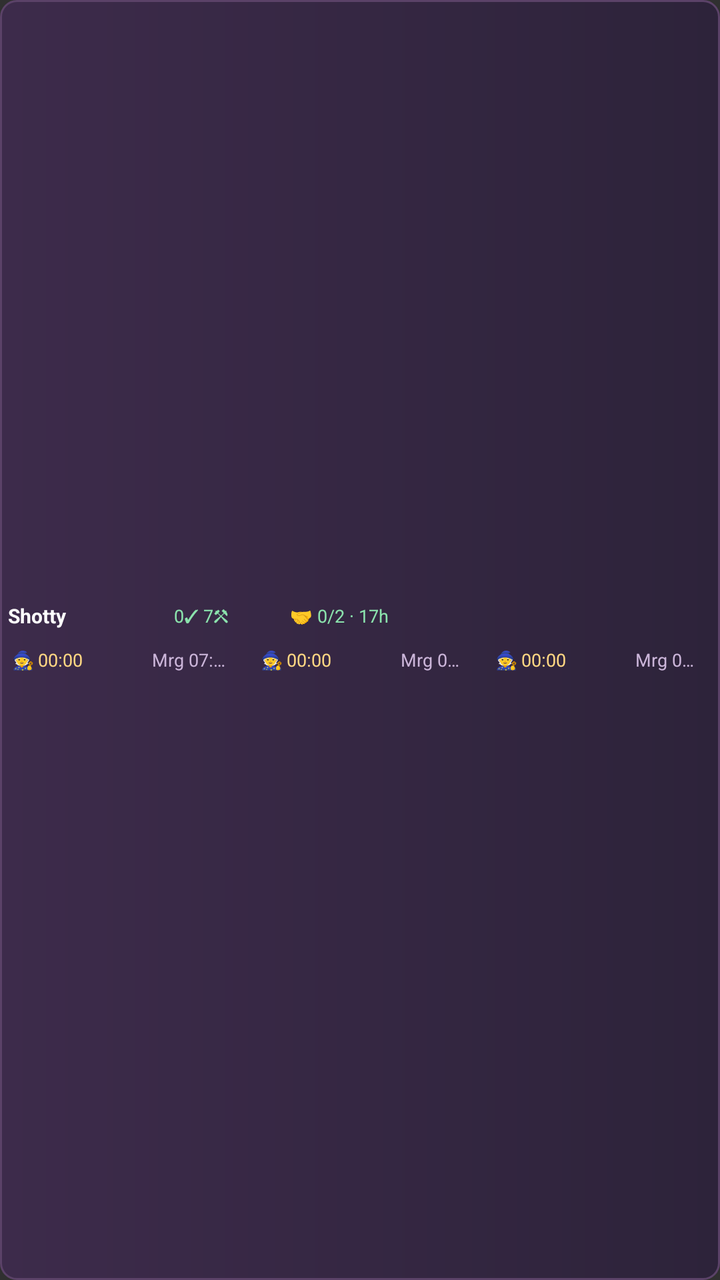
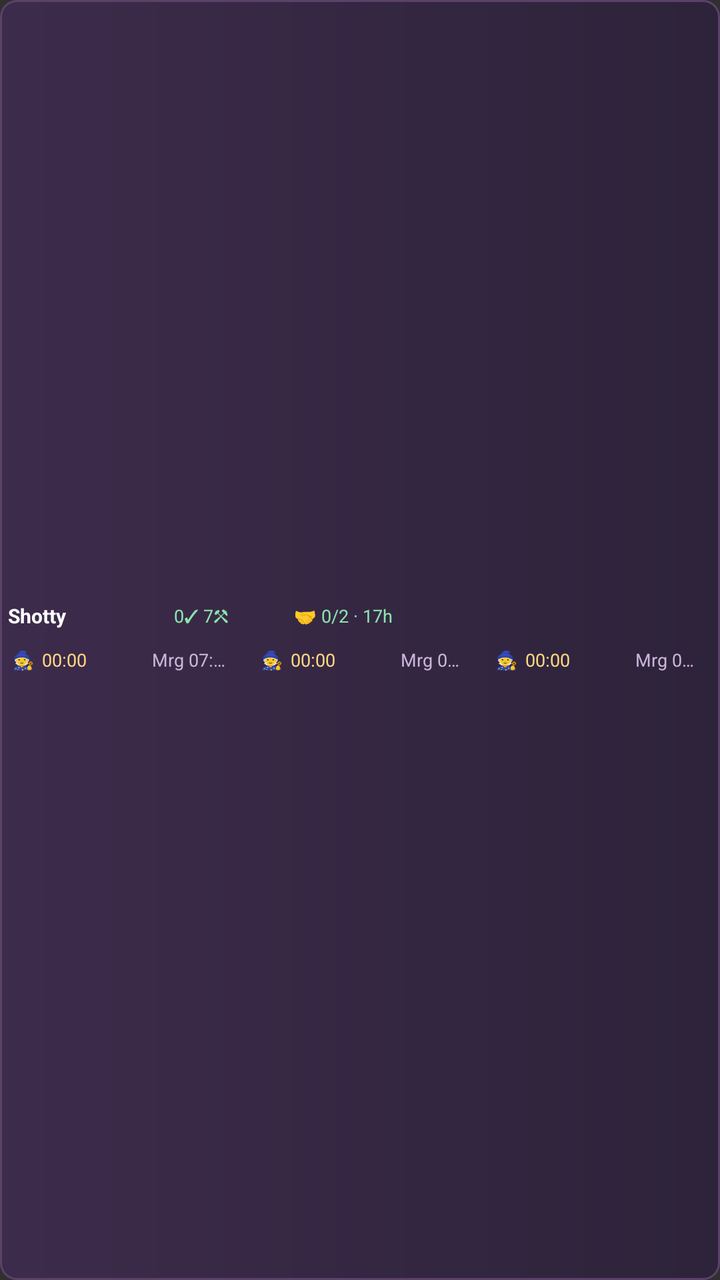

Screens rendered from an Android XML layout before and after an edit, with the pre-edit source and the edit as a unified diff.
<!-- AndroidManifest.xml: application theme android:Theme.Material.NoActionBar -->
<!-- res/layout/widget_all_timers_account_compact.xml -->
<?xml version="1.0" encoding="utf-8"?>
<LinearLayout xmlns:android="http://schemas.android.com/apk/res/android"
 android:id="@+id/all_account_row" android:layout_width="match_parent"
 android:layout_height="47dp"
 android:layout_marginBottom="1dp" android:paddingLeft="4dp"
 android:paddingRight="4dp" android:gravity="center_vertical"
 android:orientation="vertical"
 android:background="@drawable/widget_row_background"><LinearLayout android:layout_width="match_parent"
 android:layout_height="21dp" android:orientation="horizontal" android:gravity="center_vertical">
 <TextView android:id="@+id/all_account_name" android:layout_width="83dp"
  android:layout_height="match_parent" android:gravity="left|center_vertical"
  android:text="Shotty" android:textColor="#FFFFFF" android:textSize="10sp"
  android:textStyle="bold" android:singleLine="true" android:ellipsize="end"/>
 <TextView android:id="@+id/all_account_builders" android:layout_width="58dp"
  android:layout_height="match_parent" android:gravity="left|center_vertical"
  android:text="0✓ 7⚒" android:textColor="#8BE3AD"
  android:textSize="9sp" android:singleLine="true"/>
 <TextView android:id="@+id/all_account_helpers"
  android:layout_width="0dp" android:layout_weight="1"
  android:layout_height="match_parent" android:gravity="center_vertical"
  android:text="🤝 0/2 · 17h" android:textColor="#8BE3AD" android:textSize="9sp"
  android:singleLine="true" android:ellipsize="end"/>
 </LinearLayout>
 <LinearLayout android:layout_width="match_parent" android:layout_height="24dp"
  android:orientation="horizontal" android:gravity="center_vertical" android:baselineAligned="false">
 <LinearLayout android:id="@+id/all_slot_0_group" android:layout_width="0dp" android:layout_weight="1"
  android:layout_height="match_parent" android:orientation="horizontal"
  android:gravity="center_vertical" android:baselineAligned="false"
  android:paddingLeft="2dp" android:paddingRight="5dp">
  <TextView android:id="@+id/all_slot_0_icon" android:layout_width="13dp"
   android:layout_height="match_parent" android:gravity="center_vertical"
   android:text="🧙" android:textColor="#D6BCEA" android:textSize="9sp"
   android:includeFontPadding="false"/>
  <TextView android:id="@+id/all_slot_0_ready" android:layout_width="32dp"
   android:layout_height="match_parent" android:gravity="left|center_vertical"
   android:text="1 ✓" android:textColor="#8BE3AD" android:textSize="9sp"
   android:singleLine="true" android:visibility="gone"
   android:includeFontPadding="false"/>
  <Chronometer android:id="@+id/all_slot_0_clock" android:layout_width="55dp"
   android:layout_height="match_parent" android:gravity="left|center_vertical"
   android:text="03:12:15" android:textColor="#FFD783" android:textSize="9sp"
   android:singleLine="true" android:includeFontPadding="false"/>
  <TextView android:id="@+id/all_slot_0_idle" android:layout_width="55dp"
   android:layout_height="match_parent" android:gravity="left|center_vertical"
   android:text="—" android:textColor="#CBB5D9" android:textSize="9sp"
   android:singleLine="true" android:visibility="gone"
   android:includeFontPadding="false"/>
  <TextView android:id="@+id/all_slot_0_end" android:layout_width="0dp"
   android:layout_weight="1" android:layout_height="match_parent"
   android:gravity="left|center_vertical" android:layout_marginLeft="2dp"
   android:text="Mrg 07:29" android:textColor="#CBB5D9"
   android:textSize="9sp" android:includeFontPadding="false"
   android:singleLine="true" android:ellipsize="end"/>
 </LinearLayout><LinearLayout android:id="@+id/all_slot_1_group" android:layout_width="0dp" android:layout_weight="1"
  android:layout_height="match_parent" android:orientation="horizontal"
  android:gravity="center_vertical" android:baselineAligned="false"
  android:paddingLeft="9dp" android:paddingRight="5dp">
  <TextView android:id="@+id/all_slot_1_icon" android:layout_width="13dp"
   android:layout_height="match_parent" android:gravity="center_vertical"
   android:text="🧙" android:textColor="#D6BCEA" android:textSize="9sp"
   android:includeFontPadding="false"/>
  <TextView android:id="@+id/all_slot_1_ready" android:layout_width="32dp"
   android:layout_height="match_parent" android:gravity="left|center_vertical"
   android:text="1 ✓" android:textColor="#8BE3AD" android:textSize="9sp"
   android:singleLine="true" android:visibility="gone"
   android:includeFontPadding="false"/>
  <Chronometer android:id="@+id/all_slot_1_clock" android:layout_width="55dp"
   android:layout_height="match_parent" android:gravity="left|center_vertical"
   android:text="03:12:15" android:textColor="#FFD783" android:textSize="9sp"
   android:singleLine="true" android:includeFontPadding="false"/>
  <TextView android:id="@+id/all_slot_1_idle" android:layout_width="55dp"
   android:layout_height="match_parent" android:gravity="left|center_vertical"
   android:text="—" android:textColor="#CBB5D9" android:textSize="9sp"
   android:singleLine="true" android:visibility="gone"
   android:includeFontPadding="false"/>
  <TextView android:id="@+id/all_slot_1_end" android:layout_width="0dp"
   android:layout_weight="1" android:layout_height="match_parent"
   android:gravity="left|center_vertical" android:layout_marginLeft="2dp"
   android:text="Mrg 07:29" android:textColor="#CBB5D9"
   android:textSize="9sp" android:includeFontPadding="false"
   android:singleLine="true" android:ellipsize="end"/>
 </LinearLayout><LinearLayout android:id="@+id/all_slot_2_group" android:layout_width="0dp" android:layout_weight="1"
  android:layout_height="match_parent" android:orientation="horizontal"
  android:gravity="center_vertical" android:baselineAligned="false"
  android:paddingLeft="9dp" android:paddingRight="5dp">
  <TextView android:id="@+id/all_slot_2_icon" android:layout_width="13dp"
   android:layout_height="match_parent" android:gravity="center_vertical"
   android:text="🧙" android:textColor="#D6BCEA" android:textSize="9sp"
   android:includeFontPadding="false"/>
  <TextView android:id="@+id/all_slot_2_ready" android:layout_width="32dp"
   android:layout_height="match_parent" android:gravity="left|center_vertical"
   android:text="1 ✓" android:textColor="#8BE3AD" android:textSize="9sp"
   android:singleLine="true" android:visibility="gone"
   android:includeFontPadding="false"/>
  <Chronometer android:id="@+id/all_slot_2_clock" android:layout_width="55dp"
   android:layout_height="match_parent" android:gravity="left|center_vertical"
   android:text="03:12:15" android:textColor="#FFD783" android:textSize="9sp"
   android:singleLine="true" android:includeFontPadding="false"/>
  <TextView android:id="@+id/all_slot_2_idle" android:layout_width="55dp"
   android:layout_height="match_parent" android:gravity="left|center_vertical"
   android:text="—" android:textColor="#CBB5D9" android:textSize="9sp"
   android:singleLine="true" android:visibility="gone"
   android:includeFontPadding="false"/>
  <TextView android:id="@+id/all_slot_2_end" android:layout_width="0dp"
   android:layout_weight="1" android:layout_height="match_parent"
   android:gravity="left|center_vertical" android:layout_marginLeft="2dp"
   android:text="Mrg 07:29" android:textColor="#CBB5D9"
   android:textSize="9sp" android:includeFontPadding="false"
   android:singleLine="true" android:ellipsize="end"/>
 </LinearLayout>
 </LinearLayout></LinearLayout>
<!-- resources referenced by this layout -->
<resources>
  <!-- drawable widget_row_background (drawable) -->
  <?xml version="1.0" encoding="utf-8"?>
  <shape xmlns:android="http://schemas.android.com/apk/res/android" android:shape="rectangle">
   <gradient android:angle="0" android:startColor="#3D2B4B" android:endColor="#2D233A"/>
   <stroke android:width="1dp" android:color="#5B4268"/>
   <corners android:radius="8dp"/>
  </shape>
</resources>

<!-- the commit's change to res/layout/widget_all_timers_account_compact.xml (unified diff, before → after) -->
@@ -15,11 +15,13 @@
   android:layout_height="match_parent" android:gravity="left|center_vertical"
   android:text="0✓ 7⚒" android:textColor="#8BE3AD"
   android:textSize="9sp" android:singleLine="true"/>
+ <FrameLayout android:layout_width="0dp" android:layout_weight="1" android:layout_height="match_parent">
  <TextView android:id="@+id/all_account_helpers"
-  android:layout_width="0dp" android:layout_weight="1"
-  android:layout_height="match_parent" android:gravity="center_vertical"
+  android:layout_width="wrap_content"
+  android:layout_height="wrap_content" android:layout_gravity="start|center_vertical" android:gravity="center_vertical" android:paddingStart="2dp" android:paddingEnd="2dp" android:paddingTop="1dp" android:paddingBottom="1dp"
   android:text="🤝 0/2 · 17h" android:textColor="#8BE3AD" android:textSize="9sp"
   android:singleLine="true" android:ellipsize="end"/>
+ </FrameLayout>
  </LinearLayout>
  <LinearLayout android:layout_width="match_parent" android:layout_height="24dp"
   android:orientation="horizontal" android:gravity="center_vertical" android:baselineAligned="false">
@@ -36,10 +38,12 @@
    android:text="1 ✓" android:textColor="#8BE3AD" android:textSize="9sp"
    android:singleLine="true" android:visibility="gone"
    android:includeFontPadding="false"/>
-  <Chronometer android:id="@+id/all_slot_0_clock" android:layout_width="55dp"
-   android:layout_height="match_parent" android:gravity="left|center_vertical"
+  <FrameLayout android:layout_width="55dp" android:layout_height="match_parent">
+  <Chronometer android:id="@+id/all_slot_0_clock" android:layout_width="wrap_content"
+   android:layout_height="wrap_content" android:layout_gravity="start|center_vertical" android:gravity="center_vertical" android:paddingStart="2dp" android:paddingEnd="2dp" android:paddingTop="1dp" android:paddingBottom="1dp"
    android:text="03:12:15" android:textColor="#FFD783" android:textSize="9sp"
    android:singleLine="true" android:includeFontPadding="false"/>
+ </FrameLayout>
   <TextView android:id="@+id/all_slot_0_idle" android:layout_width="55dp"
    android:layout_height="match_parent" android:gravity="left|center_vertical"
    android:text="—" android:textColor="#CBB5D9" android:textSize="9sp"
@@ -64,10 +68,12 @@
    android:text="1 ✓" android:textColor="#8BE3AD" android:textSize="9sp"
    android:singleLine="true" android:visibility="gone"
    android:includeFontPadding="false"/>
-  <Chronometer android:id="@+id/all_slot_1_clock" android:layout_width="55dp"
-   android:layout_height="match_parent" android:gravity="left|center_vertical"
+  <FrameLayout android:layout_width="55dp" android:layout_height="match_parent">
+  <Chronometer android:id="@+id/all_slot_1_clock" android:layout_width="wrap_content"
+   android:layout_height="wrap_content" android:layout_gravity="start|center_vertical" android:gravity="center_vertical" android:paddingStart="2dp" android:paddingEnd="2dp" android:paddingTop="1dp" android:paddingBottom="1dp"
    android:text="03:12:15" android:textColor="#FFD783" android:textSize="9sp"
    android:singleLine="true" android:includeFontPadding="false"/>
+ </FrameLayout>
   <TextView android:id="@+id/all_slot_1_idle" android:layout_width="55dp"
    android:layout_height="match_parent" android:gravity="left|center_vertical"
    android:text="—" android:textColor="#CBB5D9" android:textSize="9sp"
@@ -92,10 +98,12 @@
    android:text="1 ✓" android:textColor="#8BE3AD" android:textSize="9sp"
    android:singleLine="true" android:visibility="gone"
    android:includeFontPadding="false"/>
-  <Chronometer android:id="@+id/all_slot_2_clock" android:layout_width="55dp"
-   android:layout_height="match_parent" android:gravity="left|center_vertical"
+  <FrameLayout android:layout_width="55dp" android:layout_height="match_parent">
+  <Chronometer android:id="@+id/all_slot_2_clock" android:layout_width="wrap_content"
+   android:layout_height="wrap_content" android:layout_gravity="start|center_vertical" android:gravity="center_vertical" android:paddingStart="2dp" android:paddingEnd="2dp" android:paddingTop="1dp" android:paddingBottom="1dp"
    android:text="03:12:15" android:textColor="#FFD783" android:textSize="9sp"
    android:singleLine="true" android:includeFontPadding="false"/>
+ </FrameLayout>
   <TextView android:id="@+id/all_slot_2_idle" android:layout_width="55dp"
    android:layout_height="match_parent" android:gravity="left|center_vertical"
    android:text="—" android:textColor="#CBB5D9" android:textSize="9sp"
